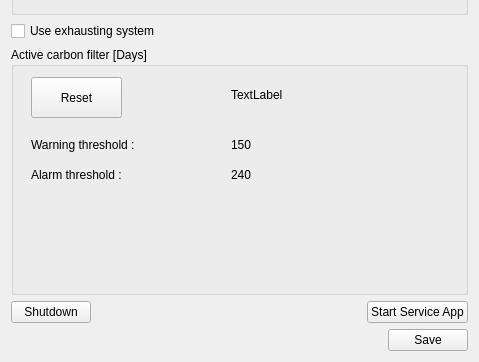
This is HimalayaMain/Gui/Components/Settings/Forms/ServiceSettingsWidget.ui in Liyezhong/Master as Qt 5 draws it before an edit; both pictures show x 0 to 479 and y 245 to 607 of the 479 by 607 pixel window. The edited form follows.
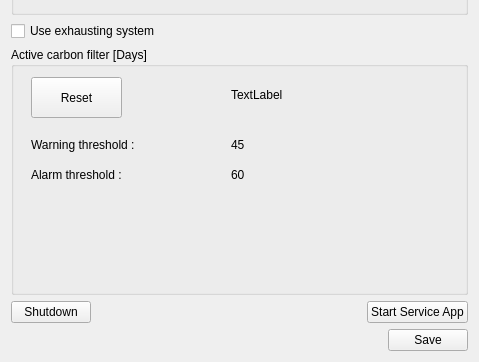
This is the edited form.

What changed in the file:
```diff
--- a/HimalayaMain/Gui/Components/Settings/Forms/ServiceSettingsWidget.ui
+++ b/HimalayaMain/Gui/Components/Settings/Forms/ServiceSettingsWidget.ui
@@ -136,7 +136,7 @@
          </rect>
         </property>
         <property name="text">
-         <string>150</string>
+         <string>45</string>
         </property>
        </widget>
        <widget class="QLabel" name="label_9">
@@ -162,7 +162,7 @@
          </rect>
         </property>
         <property name="text">
-         <string>240</string>
+         <string>60</string>
         </property>
        </widget>
       </widget>
```
